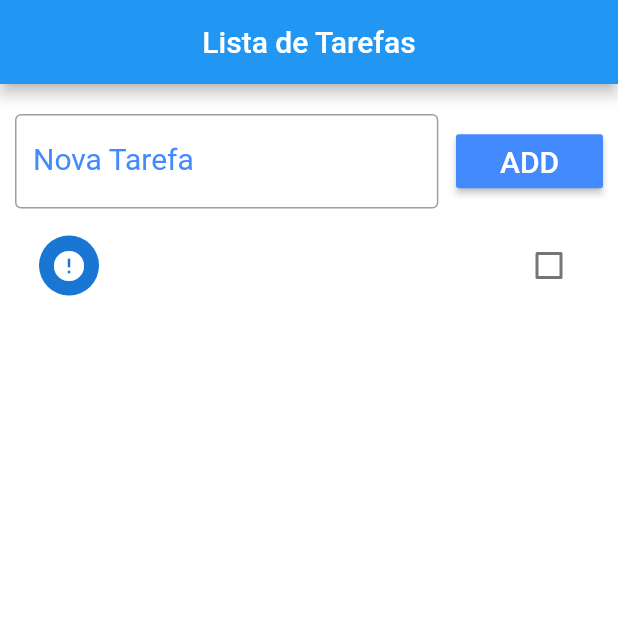
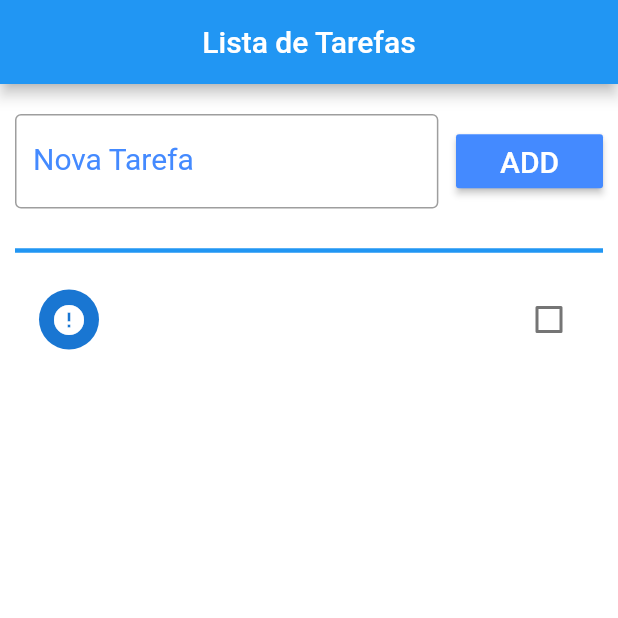
Before and after one commit to guilhermeromelo/lista_de_tarefas, a Flutter app: the screen it shows after launch, after a tap on "ADD", on a phone screen of 412 x 824 dp, the top half of it. Run offline on Flutter 3.47's test engine with Material 2 defaults, Android fonts, the phone set to English and light mode, and no system bars.

```diff
--- a/lista_tarefas/lib/main.dart
+++ b/lista_tarefas/lib/main.dart
@@ -19,12 +19,13 @@ final _taskController = TextEditingController();
 
 class _HomeState extends State<Home> {
   List _toDoList = [];
-
+  Map<String, dynamic> _lastRemoved;
+  int _lastRemovedPos;
 
   @override
   void initState() {
     super.initState();
-    _readData().then((data){
+    _readData().then((data) {
       setState(() {
         _toDoList = json.decode(data);
       });
@@ -41,6 +42,24 @@ class _HomeState extends State<Home> {
       _saveData();
     });
   }
+
+  Future<Null> _refresh() async{
+    await Future.delayed(Duration(seconds: 1));
+      setState(() {
+        _toDoList.sort((a,b){
+          if(a["ok"] == true && b["ok"]==false)
+            return 1;
+          else if(a["ok"] == false && b["ok"]==true)
+            return -1;
+          else
+            return 0;
+
+
+        });
+        _saveData();
+      });
+  }
+
 
   @override
   Widget build(BuildContext context) {
@@ -81,32 +100,81 @@ class _HomeState extends State<Home> {
                     )
                   ],
                 ),
+                Padding(
+                  padding: EdgeInsets.only(top: 20),
+                  child: Divider(
+                    color: Colors.blue,
+                    thickness: 3,
+                  ),
+                ),
                 Expanded(
+                  child: RefreshIndicator(
+                    onRefresh: _refresh,
                     child: ListView.builder(
                         padding: EdgeInsets.only(top: 10.0),
                         itemCount: _toDoList.length,
-                    itemBuilder: (context, index) {
-                      return CheckboxListTile(
+                        itemBuilder: _buildItem),
+                  ),
+                )
+              ],
+            )));
+  }
+
+  Widget _buildItem(context, index) {
+    return Dismissible(
+      key: Key(DateTime.now().millisecondsSinceEpoch.toString()),
+      background: Container(
+        color: Colors.redAccent,
+        child: Align(
+          alignment: Alignment(-0.9, 0.0),
+          child: Icon(
+            Icons.delete_forever,
+            color: Colors.white,
+          ),
+        ),
+      ),
+      direction: DismissDirection.startToEnd,
+      child: CheckboxListTile(
         title: Text(
           _toDoList[index]["title"],
         ),
         value: _toDoList[index]["ok"],
         secondary: CircleAvatar(
-                          child: Icon(_toDoList[index]["ok"] == true
-                              ? Icons.check
-                              : Icons.error,),
-                        ), onChanged: (c){
+          child: Icon(
+            _toDoList[index]["ok"] == true ? Icons.check : Icons.error,
+          ),
+        ),
+        onChanged: (c) {
           setState(() {
             _toDoList[index]["ok"] = c;
             _saveData();
           });
         },
-                      );
+      ),
+      onDismissed: (direction) {
+        setState(() {
+          _lastRemoved = Map.from(_toDoList[index]);
+          _lastRemovedPos = index;
+          _toDoList.removeAt(index);
+
+          _saveData();
+
+          final snack = SnackBar(
+              content: Text("Tarefa \"${_lastRemoved["title"]}\" removida!"),
+              action: SnackBarAction(
+                label: "Desfazer",
+                onPressed: () {
+                  setState(() {
+                    _toDoList.insert(_lastRemovedPos, _lastRemoved);
+                  });
                 },
               ),
-                )
-              ],
-            )));
+              duration: Duration(seconds: 3));
+          Scaffold.of(context).removeCurrentSnackBar();
+          Scaffold.of(context).showSnackBar(snack);
+        });
+      },
+    );
   }
 
   Future<File> _getFile() async {
```
Lines whose indentation alone changed are shown as unchanged.
